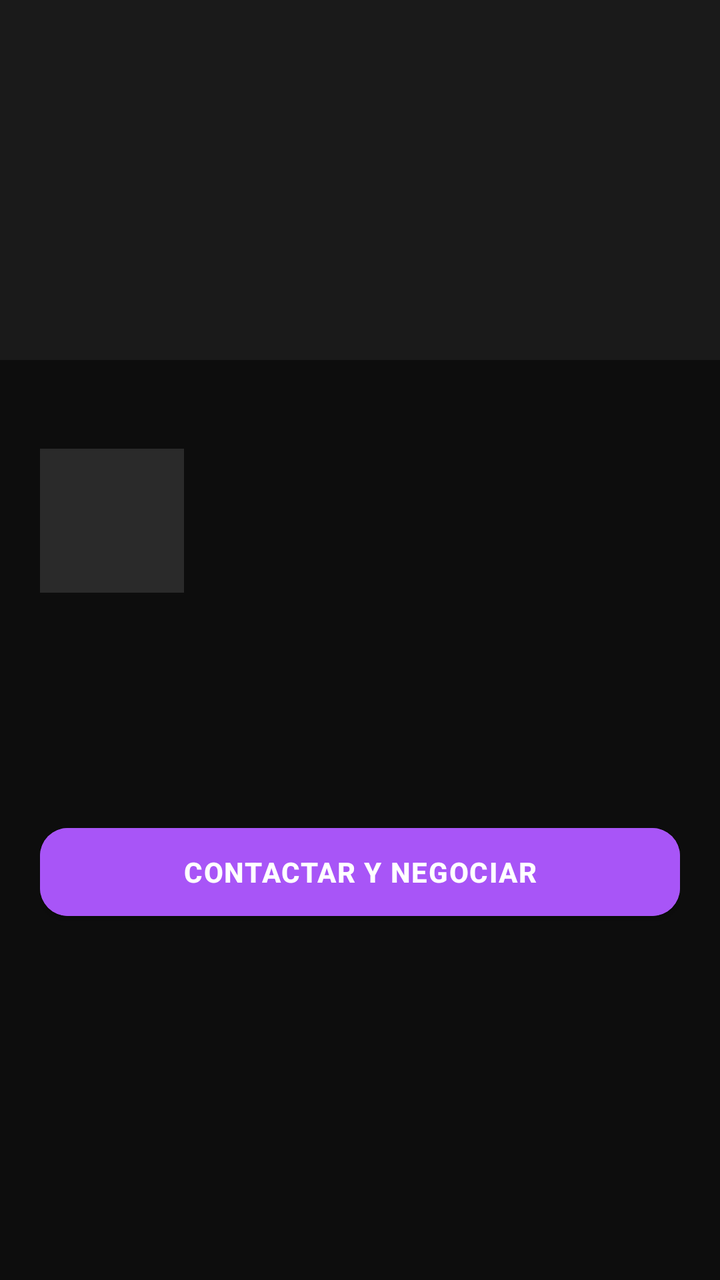
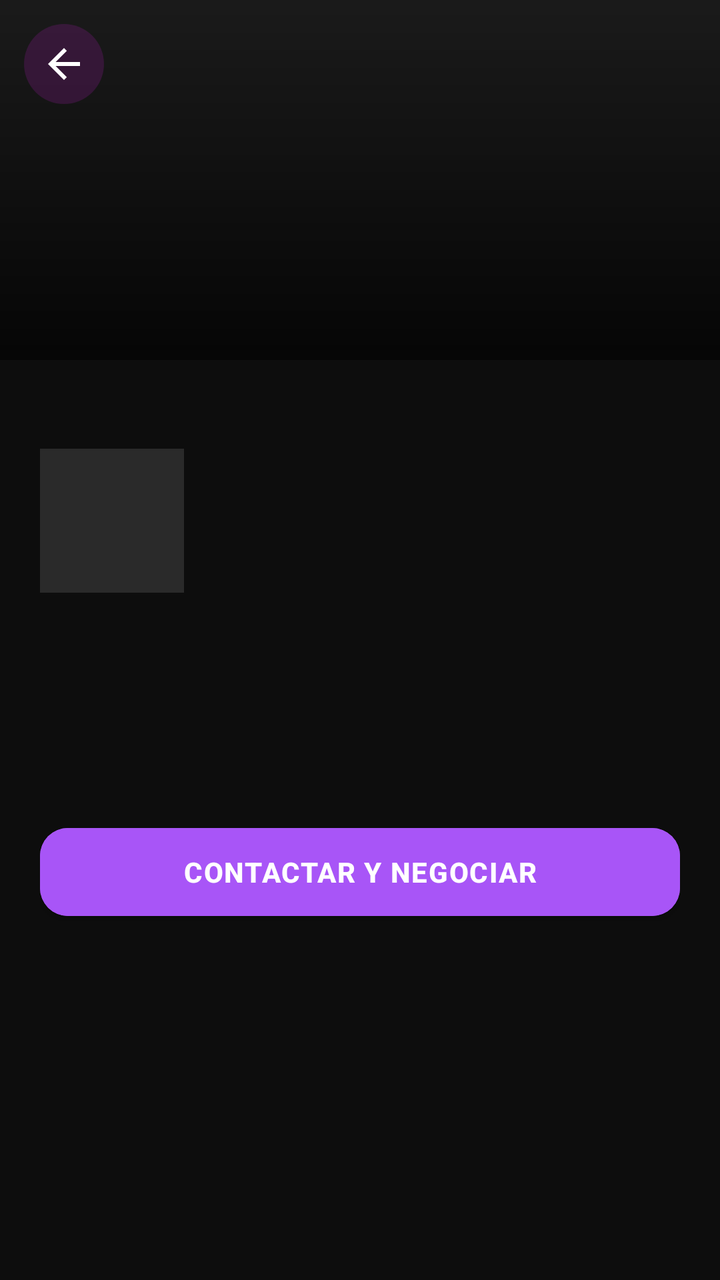

An Android layout rendered at two revisions. The XML below is the earlier revision; the diff shows what the commit changed to produce the second picture.
<!-- AndroidManifest.xml: application theme Theme.LETMCSound -->
<!-- res/layout/fragment_service_detail.xml -->
<?xml version="1.0" encoding="utf-8"?>
<ScrollView xmlns:android="http://schemas.android.com/apk/res/android"
    android:layout_width="match_parent" android:layout_height="match_parent" android:background="#0D0D0D">
    <LinearLayout android:layout_width="match_parent" android:layout_height="wrap_content" android:orientation="vertical">

        <ImageView android:id="@+id/iv_cover" android:layout_width="match_parent"
            android:layout_height="180dp" android:scaleType="centerCrop" android:background="#1A1A1A"/>

        <LinearLayout android:layout_width="match_parent" android:layout_height="wrap_content"
            android:orientation="vertical" android:padding="20dp">

            <TextView android:id="@+id/tv_service_type" android:layout_width="wrap_content"
                android:layout_height="wrap_content" android:textColor="#A855F7"
                android:textSize="12sp" android:layout_marginBottom="8dp"/>

            <ImageView android:id="@+id/iv_avatar" android:layout_width="72dp"
                android:layout_height="72dp" android:background="#2A2A2A"/>

            <TextView android:id="@+id/tv_name" android:layout_width="wrap_content"
                android:layout_height="wrap_content" android:textColor="#FFFFFF"
                android:textSize="20sp" android:textStyle="bold" android:layout_marginTop="10dp"/>

            <TextView android:id="@+id/tv_location" android:layout_width="wrap_content"
                android:layout_height="wrap_content" android:textColor="#888888" android:textSize="13sp" android:layout_marginTop="4dp"/>

            <TextView android:id="@+id/tv_bio" android:layout_width="match_parent"
                android:layout_height="wrap_content" android:textColor="#CCCCCC"
                android:textSize="14sp" android:layout_marginTop="10dp"/>

            <com.google.android.material.button.MaterialButton
                android:id="@+id/btn_contact"
                android:layout_width="match_parent" android:layout_height="56dp"
                android:text="Contactar y negociar"
                android:backgroundTint="#A855F7" android:textColor="#FFFFFF"
                android:textStyle="bold" android:layout_marginTop="24dp"/>
        </LinearLayout>
    </LinearLayout>
</ScrollView>
<!-- resources referenced by this layout -->
<resources>
  <style name="Theme.LETMCSound" parent="Theme.MaterialComponents.DayNight.NoActionBar">
          <item name="colorPrimary">@color/accent</item>
          <item name="colorPrimaryVariant">@color/accent_dark</item>
          <item name="colorOnPrimary">@color/white</item>
          <item name="colorSurface">@color/bg_card</item>
          <item name="colorOnSurface">@color/text_primary</item>
          <item name="android:colorBackground">@color/bg_main</item>
          <item name="colorOnBackground">@color/text_primary</item>
          <item name="android:windowBackground">@color/bg_main</item>
          <item name="android:statusBarColor">@color/bg_main</item>
          <item name="android:navigationBarColor">@color/bg_card</item>
          <item name="android:textColorPrimary">@color/text_primary</item>
          <item name="android:textColorSecondary">@color/text_secondary</item>
          <item name="android:textColorHint">@color/text_hint</item>
          
          <item name="boxStrokeColor">@color/accent</item>
          <item name="hintTextColor">@color/text_secondary</item>
          
          <item name="materialButtonStyle">@style/Widget.LETMC.Button</item>
      </style>
  <color name="accent">#b11db9</color>
  <color name="accent_dark">#9a18a3</color>
  <color name="white">#ffffff</color>
  <color name="bg_card">#111116</color>
  <color name="text_primary">#ffffff</color>
  <color name="bg_main">#0b0b0f</color>
  <color name="text_secondary">#888888</color>
  <color name="text_hint">#555566</color>
  <style name="Widget.LETMC.Button" parent="Widget.MaterialComponents.Button">
          <item name="backgroundTint">@color/accent</item>
          <item name="android:textColor">@color/white</item>
          <item name="cornerRadius">14dp</item>
          <item name="android:textStyle">bold</item>
          <item name="android:letterSpacing">0.04</item>
      </style>
</resources>

<!-- the commit's change to res/layout/fragment_service_detail.xml (unified diff, before → after) -->
@@ -3,8 +3,23 @@
     android:layout_width="match_parent" android:layout_height="match_parent" android:background="#0D0D0D">
     <LinearLayout android:layout_width="match_parent" android:layout_height="wrap_content" android:orientation="vertical">
 
-        <ImageView android:id="@+id/iv_cover" android:layout_width="match_parent"
-            android:layout_height="180dp" android:scaleType="centerCrop" android:background="#1A1A1A"/>
+        
+        <FrameLayout android:layout_width="match_parent" android:layout_height="180dp">
+            <ImageView android:id="@+id/iv_cover" android:layout_width="match_parent"
+                android:layout_height="match_parent" android:scaleType="centerCrop" android:background="#1A1A1A"/>
+            <View android:layout_width="match_parent" android:layout_height="match_parent"
+                android:background="@drawable/gradient_card_overlay"/>
+            <ImageButton
+                android:id="@+id/btn_back"
+                android:layout_width="40dp"
+                android:layout_height="40dp"
+                android:layout_margin="12dp"
+                android:src="@drawable/ic_arrow_back"
+                android:background="@drawable/bg_badge"
+                android:tint="#FFFFFF"
+                android:padding="8dp"
+                android:contentDescription="Volver"/>
+        </FrameLayout>
 
         <LinearLayout android:layout_width="match_parent" android:layout_height="wrap_content"
             android:orientation="vertical" android:padding="20dp">
<!-- resource entries referenced after the edit -->
@@ -1,5 +1,24 @@
 <!-- resources referenced by this layout -->
 <resources>
+  <!-- drawable bg_badge (drawable) -->
+  <?xml version="1.0" encoding="utf-8"?>
+  <shape xmlns:android="http://schemas.android.com/apk/res/android" android:shape="rectangle">
+      <solid android:color="#33b11db9"/>
+      <corners android:radius="20dp"/>
+  </shape>
+  <!-- drawable gradient_card_overlay (drawable) -->
+  <?xml version="1.0" encoding="utf-8"?>
+  <shape xmlns:android="http://schemas.android.com/apk/res/android" android:shape="rectangle">
+      <gradient android:startColor="#CC000000" android:endColor="#00000000"
+          android:angle="90"/>
+  </shape>
+  <!-- drawable ic_arrow_back (drawable) -->
+  <vector xmlns:android="http://schemas.android.com/apk/res/android"
+      android:width="24dp" android:height="24dp"
+      android:viewportWidth="24" android:viewportHeight="24">
+      <path android:fillColor="#FFFFFF"
+          android:pathData="M20,11H7.83l5.59,-5.59L12,4l-8,8 8,8 1.41,-1.41L7.83,13H20v-2z"/>
+  </vector>
   <style name="Theme.LETMCSound" parent="Theme.MaterialComponents.DayNight.NoActionBar">
           <item name="colorPrimary">@color/accent</item>
           <item name="colorPrimaryVariant">@color/accent_dark</item>
